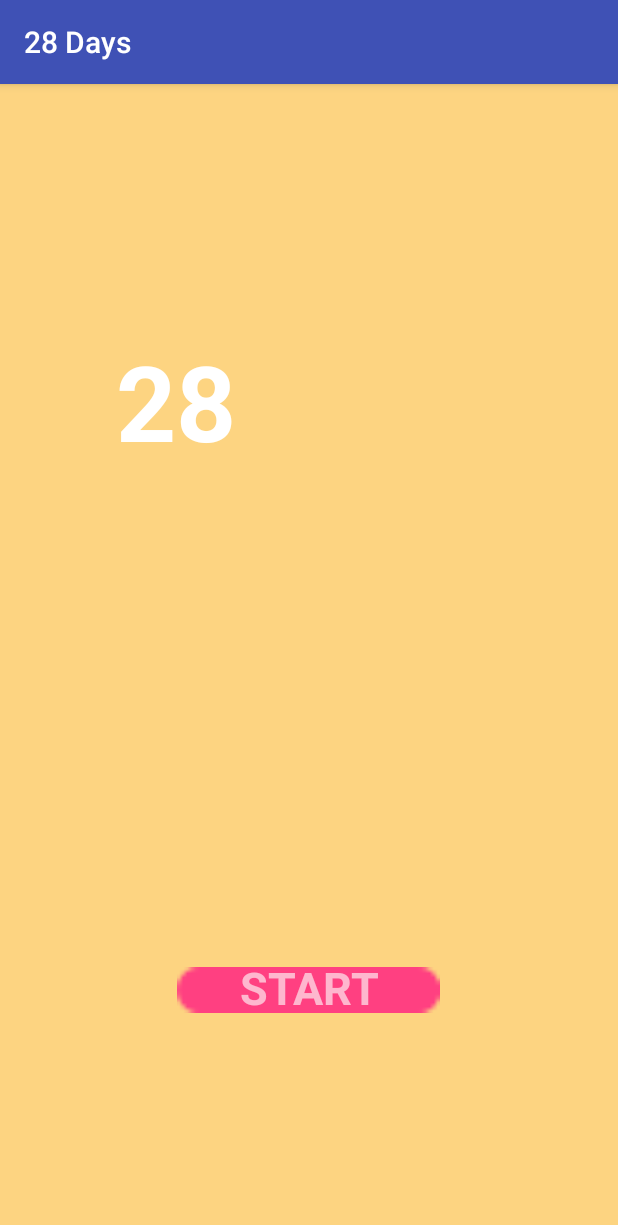
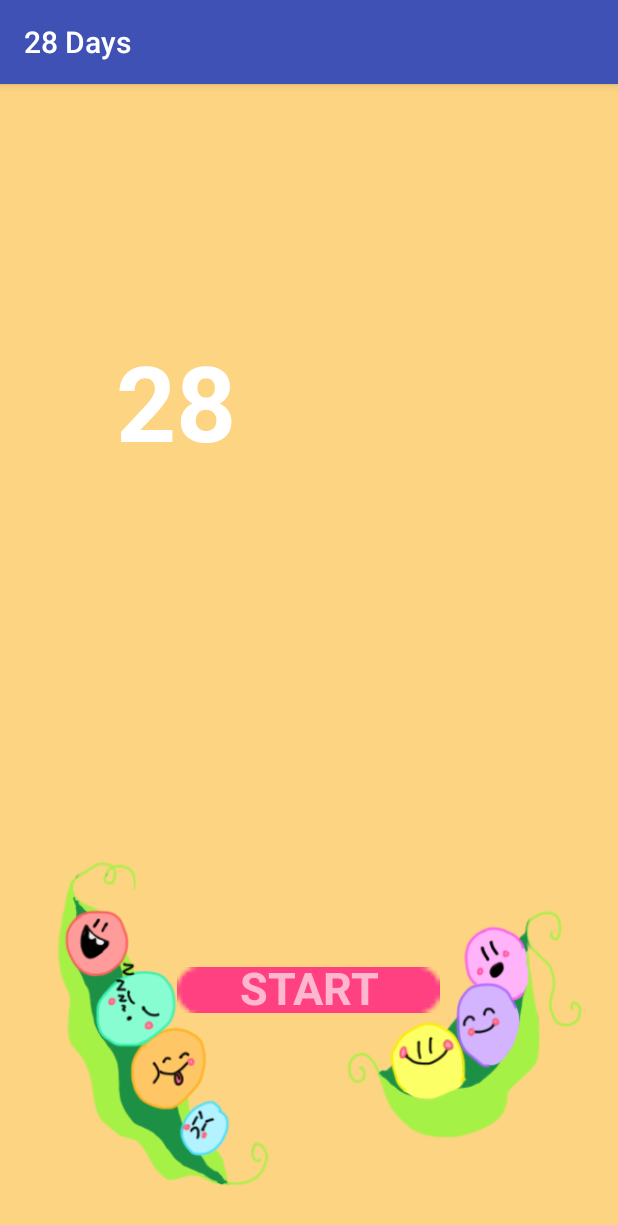
Before and after one commit to Alying/28-Days, an Android app: the screen it shows after launch (MainActivity), on a phone screen of 412 x 824 dp. Shown: the top 1225 px of the screen. Run offline under Robolectric (Android 15) with nearby library versions, the phone set to English and light mode, and no system bars; Roboto replaces fonts that are not available here.

Commit message:
Finally got images to work in the background!!

```diff
--- a/app/src/main/res/layout/activity_main.xml
+++ b/app/src/main/res/layout/activity_main.xml
@@ -45,9 +45,19 @@
         android:orientation="vertical"
         app:layout_constraintBottom_toBottomOf="parent"
         app:layout_constraintEnd_toEndOf="parent"
+        app:layout_constraintHorizontal_bias="0.0"
         app:layout_constraintStart_toStartOf="parent"
         app:layout_constraintTop_toTopOf="parent"
+        app:layout_constraintVertical_bias="0.0"
         tools:ignore="MissingConstraints">
+
+        <ImageView
+            android:id="@+id/imageView"
+            android:layout_width="match_parent"
+            android:layout_height="270dp"
+            android:layout_alignParentBottom="true"
+            android:layout_marginBottom="2dp"
+            app:srcCompat="@drawable/peas" />
 
         <ImageView
             android:id="@+id/imageView3"
@@ -83,6 +93,7 @@
             app:layout_constraintTop_toBottomOf="@+id/textView"
             app:layout_constraintVertical_bias="0.508"
             tools:ignore="NotSibling" />
+
     </RelativeLayout>
 
     </android.support.constraint.ConstraintLayout>
```
Also changed, not shown: app/src/main/res/drawable-hdpi/ic_action_name.png (deleted), app/src/main/res/drawable-hdpi/peas.png (added), app/src/main/res/drawable-mdpi/ic_action_name.png (deleted), app/src/main/res/drawable-xhdpi/ic_action_name.png (deleted), app/src/main/res/drawable-xxhdpi/ic_action_name.png (deleted).
